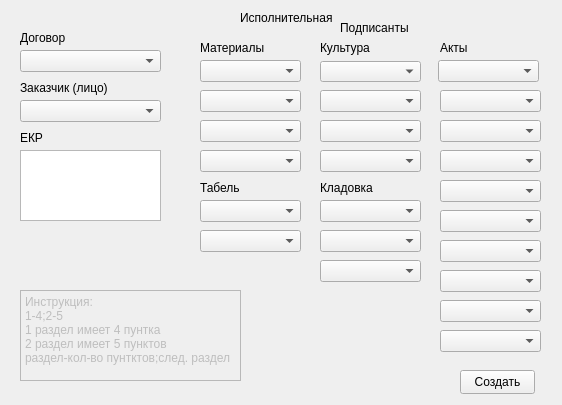
First picture: the form in my_helper/my_helper/designer_ui/create_report.ui, repository SmolPO/vertical, before the edit.
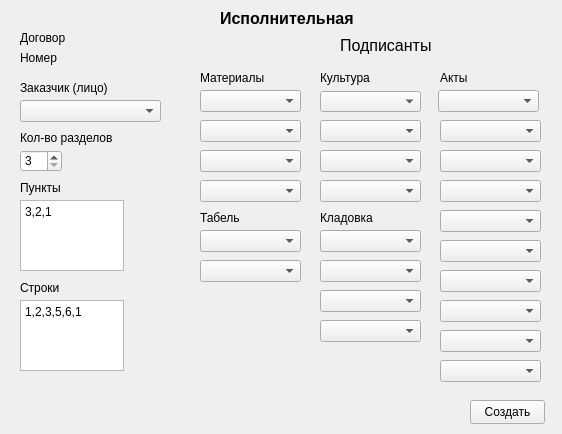
Second picture: the form after the edit.

The edit to the form file:
```diff
--- a/my_helper/my_helper/designer_ui/create_report.ui
+++ b/my_helper/my_helper/designer_ui/create_report.ui
@@ -7,31 +7,26 @@
     <x>0</x>
     <y>0</y>
     <width>562</width>
-    <height>405</height>
+    <height>434</height>
    </rect>
   </property>
   <property name="windowTitle">
    <string>Form</string>
   </property>
-  <widget class="QTextEdit" name="ekr">
-   <property name="geometry">
-    <rect>
-     <x>20</x>
-     <y>150</y>
-     <width>141</width>
-     <height>71</height>
-    </rect>
-   </property>
-  </widget>
   <widget class="QLabel" name="label_3">
    <property name="geometry">
     <rect>
      <x>340</x>
-     <y>20</y>
+     <y>30</y>
      <width>121</width>
-     <height>16</height>
+     <height>31</height>
     </rect>
    </property>
+   <property name="font">
+    <font>
+     <pointsize>12</pointsize>
+    </font>
+   </property>
    <property name="text">
     <string>Подписанты</string>
    </property>
@@ -40,7 +35,7 @@
    <property name="geometry">
     <rect>
      <x>200</x>
-     <y>40</y>
+     <y>70</y>
      <width>101</width>
      <height>16</height>
     </rect>
@@ -53,7 +48,7 @@
    <property name="geometry">
     <rect>
      <x>320</x>
-     <y>61</y>
+     <y>91</y>
      <width>101</width>
      <height>21</height>
     </rect>
@@ -63,7 +58,7 @@
    <property name="geometry">
     <rect>
      <x>320</x>
-     <y>40</y>
+     <y>70</y>
      <width>61</width>
      <height>16</height>
     </rect>
@@ -76,7 +71,7 @@
    <property name="geometry">
     <rect>
      <x>200</x>
-     <y>200</y>
+     <y>230</y>
      <width>101</width>
      <height>22</height>
     </rect>
@@ -86,7 +81,7 @@
    <property name="geometry">
     <rect>
      <x>440</x>
-     <y>270</y>
+     <y>300</y>
      <width>101</width>
      <height>22</height>
     </rect>
@@ -96,7 +91,7 @@
    <property name="geometry">
     <rect>
      <x>320</x>
-     <y>260</y>
+     <y>290</y>
      <width>101</width>
      <height>22</height>
     </rect>
@@ -106,7 +101,7 @@
    <property name="geometry">
     <rect>
      <x>440</x>
-     <y>300</y>
+     <y>330</y>
      <width>101</width>
      <height>22</height>
     </rect>
@@ -129,7 +124,7 @@
    <property name="geometry">
     <rect>
      <x>200</x>
-     <y>230</y>
+     <y>260</y>
      <width>101</width>
      <height>22</height>
     </rect>
@@ -139,22 +134,12 @@
    <property name="geometry">
     <rect>
      <x>440</x>
-     <y>180</y>
+     <y>210</y>
      <width>101</width>
      <height>22</height>
     </rect>
    </property>
   </widget>
-  <widget class="QComboBox" name="contract">
-   <property name="geometry">
-    <rect>
-     <x>20</x>
-     <y>50</y>
-     <width>141</width>
-     <height>22</height>
-    </rect>
-   </property>
-  </widget>
   <widget class="QLabel" name="label_4">
    <property name="geometry">
     <rect>
@@ -172,7 +157,7 @@
    <property name="geometry">
     <rect>
      <x>320</x>
-     <y>180</y>
+     <y>210</y>
      <width>61</width>
      <height>16</height>
     </rect>
@@ -185,7 +170,7 @@
    <property name="geometry">
     <rect>
      <x>200</x>
-     <y>150</y>
+     <y>180</y>
      <width>101</width>
      <height>22</height>
     </rect>
@@ -195,7 +180,7 @@
    <property name="geometry">
     <rect>
      <x>440</x>
-     <y>240</y>
+     <y>270</y>
      <width>101</width>
      <height>22</height>
     </rect>
@@ -205,7 +190,7 @@
    <property name="geometry">
     <rect>
      <x>200</x>
-     <y>90</y>
+     <y>120</y>
      <width>101</width>
      <height>22</height>
     </rect>
@@ -215,7 +200,7 @@
    <property name="geometry">
     <rect>
      <x>440</x>
-     <y>40</y>
+     <y>70</y>
      <width>49</width>
      <height>16</height>
     </rect>
@@ -228,7 +213,7 @@
    <property name="geometry">
     <rect>
      <x>320</x>
-     <y>150</y>
+     <y>180</y>
      <width>101</width>
      <height>22</height>
     </rect>
@@ -238,7 +223,7 @@
    <property name="geometry">
     <rect>
      <x>440</x>
-     <y>210</y>
+     <y>240</y>
      <width>101</width>
      <height>22</height>
     </rect>
@@ -248,7 +233,7 @@
    <property name="geometry">
     <rect>
      <x>440</x>
-     <y>330</y>
+     <y>360</y>
      <width>101</width>
      <height>22</height>
     </rect>
@@ -258,7 +243,7 @@
    <property name="geometry">
     <rect>
      <x>440</x>
-     <y>90</y>
+     <y>120</y>
      <width>101</width>
      <height>22</height>
     </rect>
@@ -268,7 +253,7 @@
    <property name="geometry">
     <rect>
      <x>320</x>
-     <y>120</y>
+     <y>150</y>
      <width>101</width>
      <height>22</height>
     </rect>
@@ -278,7 +263,7 @@
    <property name="geometry">
     <rect>
      <x>320</x>
-     <y>200</y>
+     <y>230</y>
      <width>101</width>
      <height>22</height>
     </rect>
@@ -298,7 +283,7 @@
    <property name="geometry">
     <rect>
      <x>320</x>
-     <y>90</y>
+     <y>120</y>
      <width>101</width>
      <height>22</height>
     </rect>
@@ -308,7 +293,7 @@
    <property name="geometry">
     <rect>
      <x>320</x>
-     <y>230</y>
+     <y>260</y>
      <width>101</width>
      <height>22</height>
     </rect>
@@ -318,7 +303,7 @@
    <property name="geometry">
     <rect>
      <x>200</x>
-     <y>60</y>
+     <y>90</y>
      <width>101</width>
      <height>22</height>
     </rect>
@@ -328,7 +313,7 @@
    <property name="geometry">
     <rect>
      <x>440</x>
-     <y>150</y>
+     <y>180</y>
      <width>101</width>
      <height>22</height>
     </rect>
@@ -338,7 +323,7 @@
    <property name="geometry">
     <rect>
      <x>440</x>
-     <y>120</y>
+     <y>150</y>
      <width>101</width>
      <height>22</height>
     </rect>
@@ -348,30 +333,17 @@
    <property name="geometry">
     <rect>
      <x>438</x>
-     <y>60</y>
+     <y>90</y>
      <width>101</width>
      <height>22</height>
     </rect>
    </property>
   </widget>
-  <widget class="QLabel" name="label_2">
-   <property name="geometry">
-    <rect>
-     <x>20</x>
-     <y>130</y>
-     <width>49</width>
-     <height>16</height>
-    </rect>
-   </property>
-   <property name="text">
-    <string>ЕКР</string>
-   </property>
-  </widget>
   <widget class="QComboBox" name="mat_3">
    <property name="geometry">
     <rect>
      <x>200</x>
-     <y>120</y>
+     <y>150</y>
      <width>101</width>
      <height>22</height>
     </rect>
@@ -381,7 +353,7 @@
    <property name="geometry">
     <rect>
      <x>200</x>
-     <y>180</y>
+     <y>210</y>
      <width>91</width>
      <height>16</height>
     </rect>
@@ -393,8 +365,8 @@
   <widget class="QPushButton" name="b_ok">
    <property name="geometry">
     <rect>
-     <x>460</x>
-     <y>370</y>
+     <x>470</x>
+     <y>400</y>
      <width>75</width>
      <height>24</height>
     </rect>
@@ -406,26 +378,42 @@
   <widget class="QLabel" name="label">
    <property name="geometry">
     <rect>
-     <x>240</x>
+     <x>220</x>
      <y>10</y>
-     <width>111</width>
+     <width>141</width>
      <height>16</height>
     </rect>
    </property>
+   <property name="font">
+    <font>
+     <pointsize>12</pointsize>
+     <bold>true</bold>
+    </font>
+   </property>
    <property name="text">
     <string>Исполнительная</string>
    </property>
   </widget>
-  <widget class="QTextEdit" name="textEdit">
-   <property name="enabled">
-    <bool>false</bool>
+  <widget class="QLabel" name="label_6">
+   <property name="geometry">
+    <rect>
+     <x>20</x>
+     <y>280</y>
+     <width>49</width>
+     <height>16</height>
+    </rect>
    </property>
+   <property name="text">
+    <string>Строки</string>
+   </property>
+  </widget>
+  <widget class="QTextEdit" name="points">
    <property name="geometry">
     <rect>
      <x>20</x>
-     <y>290</y>
-     <width>221</width>
-     <height>91</height>
+     <y>200</y>
+     <width>104</width>
+     <height>71</height>
     </rect>
    </property>
    <property name="html">
@@ -433,11 +421,86 @@
 &lt;html&gt;&lt;head&gt;&lt;meta name=&quot;qrichtext&quot; content=&quot;1&quot; /&gt;&lt;meta charset=&quot;utf-8&quot; /&gt;&lt;style type=&quot;text/css&quot;&gt;
 p, li { white-space: pre-wrap; }
 &lt;/style&gt;&lt;/head&gt;&lt;body style=&quot; font-family:'Segoe UI'; font-size:9pt; font-weight:400; font-style:normal;&quot;&gt;
-&lt;p style=&quot; margin-top:0px; margin-bottom:0px; margin-left:0px; margin-right:0px; -qt-block-indent:0; text-indent:0px;&quot;&gt;Инструкция:&lt;/p&gt;
-&lt;p style=&quot; margin-top:0px; margin-bottom:0px; margin-left:0px; margin-right:0px; -qt-block-indent:0; text-indent:0px;&quot;&gt;1-4;2-5&lt;/p&gt;
-&lt;p style=&quot; margin-top:0px; margin-bottom:0px; margin-left:0px; margin-right:0px; -qt-block-indent:0; text-indent:0px;&quot;&gt;1 раздел имеет 4 пунтка&lt;/p&gt;
-&lt;p style=&quot; margin-top:0px; margin-bottom:0px; margin-left:0px; margin-right:0px; -qt-block-indent:0; text-indent:0px;&quot;&gt;2 раздел имеет 5 пунктов&lt;/p&gt;
-&lt;p style=&quot; margin-top:0px; margin-bottom:0px; margin-left:0px; margin-right:0px; -qt-block-indent:0; text-indent:0px;&quot;&gt;раздел-кол-во пунтктов;след. раздел&lt;/p&gt;&lt;/body&gt;&lt;/html&gt;</string>
+&lt;p style=&quot; margin-top:0px; margin-bottom:0px; margin-left:0px; margin-right:0px; -qt-block-indent:0; text-indent:0px;&quot;&gt;3,2,1&lt;/p&gt;&lt;/body&gt;&lt;/html&gt;</string>
+   </property>
+  </widget>
+  <widget class="QLabel" name="label_8">
+   <property name="geometry">
+    <rect>
+     <x>20</x>
+     <y>180</y>
+     <width>49</width>
+     <height>16</height>
+    </rect>
+   </property>
+   <property name="text">
+    <string>Пункты</string>
+   </property>
+  </widget>
+  <widget class="QTextEdit" name="rows">
+   <property name="geometry">
+    <rect>
+     <x>20</x>
+     <y>300</y>
+     <width>104</width>
+     <height>71</height>
+    </rect>
+   </property>
+   <property name="html">
+    <string>&lt;!DOCTYPE HTML PUBLIC &quot;-//W3C//DTD HTML 4.0//EN&quot; &quot;http://www.w3.org/TR/REC-html40/strict.dtd&quot;&gt;
+&lt;html&gt;&lt;head&gt;&lt;meta name=&quot;qrichtext&quot; content=&quot;1&quot; /&gt;&lt;meta charset=&quot;utf-8&quot; /&gt;&lt;style type=&quot;text/css&quot;&gt;
+p, li { white-space: pre-wrap; }
+&lt;/style&gt;&lt;/head&gt;&lt;body style=&quot; font-family:'Segoe UI'; font-size:9pt; font-weight:400; font-style:normal;&quot;&gt;
+&lt;p style=&quot; margin-top:0px; margin-bottom:0px; margin-left:0px; margin-right:0px; -qt-block-indent:0; text-indent:0px;&quot;&gt;1,2,3,5,6,1&lt;/p&gt;&lt;/body&gt;&lt;/html&gt;</string>
+   </property>
+  </widget>
+  <widget class="QSpinBox" name="count">
+   <property name="geometry">
+    <rect>
+     <x>20</x>
+     <y>150</y>
+     <width>42</width>
+     <height>22</height>
+    </rect>
+   </property>
+   <property name="minimum">
+    <number>3</number>
+   </property>
+  </widget>
+  <widget class="QLabel" name="label_2">
+   <property name="geometry">
+    <rect>
+     <x>20</x>
+     <y>130</y>
+     <width>101</width>
+     <height>16</height>
+    </rect>
+   </property>
+   <property name="text">
+    <string>Кол-во разделов</string>
+   </property>
+  </widget>
+  <widget class="QComboBox" name="stor_4">
+   <property name="geometry">
+    <rect>
+     <x>320</x>
+     <y>320</y>
+     <width>101</width>
+     <height>22</height>
+    </rect>
+   </property>
+  </widget>
+  <widget class="QLabel" name="number">
+   <property name="geometry">
+    <rect>
+     <x>20</x>
+     <y>50</y>
+     <width>49</width>
+     <height>16</height>
+    </rect>
+   </property>
+   <property name="text">
+    <string>Номер</string>
    </property>
   </widget>
  </widget>
```
Left out of the diff: 2 changed lines with no effect on the pictures.
